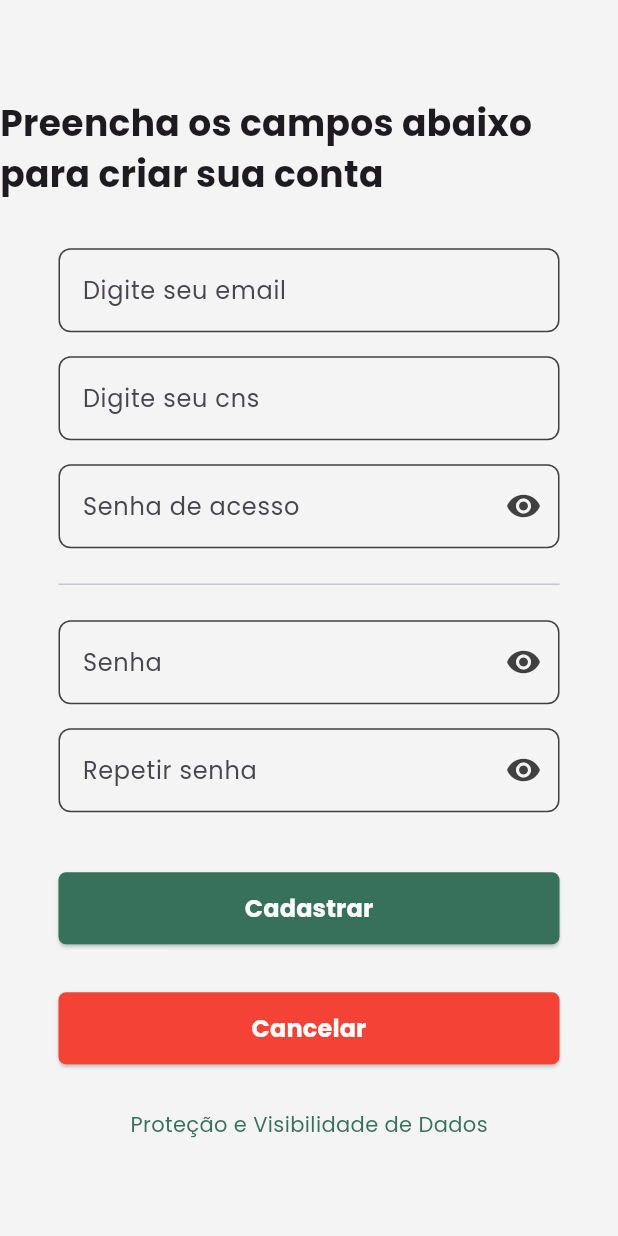
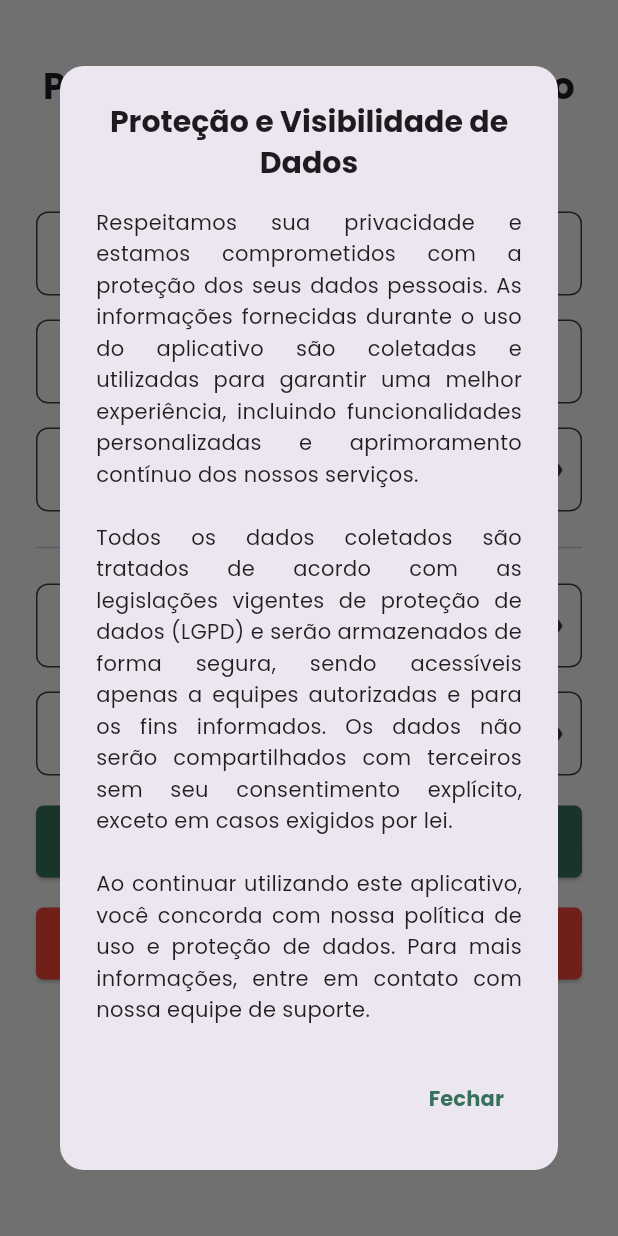
Before and after one commit to Apper-2024/reabilita-psocial, a Flutter app: the LoginPrimeiroAcesso screen opened by its route, after a tap on "Proteção e Visibilidade de Dados", on a phone screen of 412 x 824 dp. Run offline on Flutter 3.47's test engine with Material 3 defaults, Android fonts, the phone set to English and light mode, and no system bars; our stand-ins replace awesome_snackbar_content, camera, cloud_firestore, email_validator, firebase_auth, firebase_core and 5 more; accounts and stored records are empty; network calls fail.

Commit message:
senha e video

```diff
--- a/lib/screens/auth/login_primeiro_acesso.dart
+++ b/lib/screens/auth/login_primeiro_acesso.dart
@@ -8,6 +8,7 @@ import 'package:reabilita_social/utils/colors.dart';
 import 'package:reabilita_social/utils/snack/snack_erro.dart';
 import 'package:reabilita_social/utils/snack/snack_sucesso.dart';
 import 'package:reabilita_social/widgets/botao/botaoPrincipal.dart';
+import 'package:reabilita_social/widgets/protecao_dados.dart';
 import 'package:reabilita_social/widgets/text_field_custom.dart';
 
 class LoginPrimeiroAcesso extends StatefulWidget {
@@ -33,17 +34,31 @@ class _LoginPrimeiroAcessoState extends State<LoginPrimeiroAcesso> {
   Widget build(BuildContext context) {
     return Scaffold(
       backgroundColor: background,
-      body: Center(
+      body: SingleChildScrollView(
+        child: Center(
           child: Column(
             mainAxisAlignment: MainAxisAlignment.center,
+            crossAxisAlignment: CrossAxisAlignment.center,
             children: [
-            const Text(
+              const SizedBox(height: 40),
+              // Texto centralizado
+              const Padding(
+                padding: EdgeInsets.symmetric(horizontal: 24.0),
+                child: Text(
                   'Preencha os campos abaixo para criar sua conta',
-              style: TextStyle(fontFamily: 'Poppins', fontWeight: FontWeight.bold, fontSize: 24),
+                  textAlign: TextAlign.center,
+                  style: TextStyle(
+                    fontFamily: 'Poppins',
+                    fontWeight: FontWeight.bold,
+                    fontSize: 24,
+                  ),
+                ),
               ),
               const SizedBox(height: 33),
+
+              // Formulário com centralização
               Padding(
-              padding: const EdgeInsets.symmetric(horizontal: 39),
+                padding: const EdgeInsets.symmetric(horizontal: 24),
                 child: Form(
                   key: _formKey,
                   child: Column(
@@ -66,7 +81,7 @@ class _LoginPrimeiroAcessoState extends State<LoginPrimeiroAcesso> {
                       ),
                       const SizedBox(height: 16),
                       TextFieldCustom(
-                      tipoTexto: TextInputType.emailAddress,
+                        tipoTexto: TextInputType.number,
                         hintText: "ex. 123456789012345",
                         labelText: "Digite seu cns",
                         senha: false,
@@ -75,7 +90,6 @@ class _LoginPrimeiroAcessoState extends State<LoginPrimeiroAcesso> {
                           if (value == null || value.isEmpty) {
                             return 'Campo obrigatório';
                           }
-
                           return null;
                         },
                       ),
@@ -90,12 +104,13 @@ class _LoginPrimeiroAcessoState extends State<LoginPrimeiroAcesso> {
                           if (value == null || value.isEmpty) {
                             return 'Campo obrigatório';
                           }
-
                           return null;
                         },
                         suffixIcon: IconButton(
                           icon: Icon(
-                          verSenhaAcesso ? Icons.visibility : Icons.visibility_off,
+                            verSenhaAcesso
+                                ? Icons.visibility
+                                : Icons.visibility_off,
                             color: preto1,
                           ),
                           onPressed: () {
@@ -118,9 +133,8 @@ class _LoginPrimeiroAcessoState extends State<LoginPrimeiroAcesso> {
                           if (value == null || value.isEmpty) {
                             return 'Campo obrigatório';
                           }
-
                           if (value.length < 6) {
-                          return 'Senha deve possuir mais de 6 digitos!';
+                            return 'Senha deve possuir mais de 6 dígitos!';
                           }
                           return null;
                         },
@@ -147,15 +161,16 @@ class _LoginPrimeiroAcessoState extends State<LoginPrimeiroAcesso> {
                           if (value == null || value.isEmpty) {
                             return 'Campo obrigatório';
                           }
-
                           if (value.length < 6) {
-                          return 'Senha deve possuir mais de 6 digitos!';
+                            return 'Senha deve possuir mais de 6 dígitos!';
                           }
                           return null;
                         },
                         suffixIcon: IconButton(
                           icon: Icon(
-                          verRepetirSenha ? Icons.visibility : Icons.visibility_off,
+                            verRepetirSenha
+                                ? Icons.visibility
+                                : Icons.visibility_off,
                             color: preto1,
                           ),
                           onPressed: () {
@@ -166,36 +181,46 @@ class _LoginPrimeiroAcessoState extends State<LoginPrimeiroAcesso> {
                         ),
                       ),
                       const SizedBox(height: 20),
-                    const SizedBox(height: 20),
                       Botaoprincipal(
                         text: 'Cadastrar',
                         onPressed: () async {
                           try {
-                          if (senhaController.text != repetirSenhaController.text) {
+                            if (senhaController.text !=
+                                repetirSenhaController.text) {
                               snackErro(context, 'As senhas não são iguais');
                               return;
                             }
                             if (!_formKey.currentState!.validate()) {
-                            snackErro(context, 'Campos obrigatórios não preenchidos');
+                              snackErro(context,
+                                  'Campos obrigatórios não preenchidos');
                               return;
                             }
 
-                          GerenciaPacienteRepository gerencia = GerenciaPacienteRepository();
+                            GerenciaPacienteRepository gerencia =
+                                GerenciaPacienteRepository();
 
                             final paciente = await gerencia.verificaSenha(
-                              senhaAcessoController.text, emailController.text, cnsController.text);
+                                senhaAcessoController.text,
+                                emailController.text,
+                                cnsController.text);
 
-                          final pacient = paciente!['paciente'] as PacienteModel;
+                            final pacient =
+                                paciente!['paciente'] as PacienteModel;
                             final uid = paciente['uidColletion'];
 
-                          final user = await AuthRepository().criarUsuario(emailController.text, senhaController.text);
+                            final user = await AuthRepository().criarUsuario(
+                                emailController.text, senhaController.text);
 
-                          pacient.dadosPacienteModel.statusConta = EnumStatusConta.ativo.name;
-                          pacient.dadosPacienteModel.uidPaciente = user.user!.uid;
+                            pacient.dadosPacienteModel.statusConta =
+                                EnumStatusConta.ativo.name;
+                            pacient.dadosPacienteModel.uidPaciente =
+                                user.user!.uid;
 
-                          await gerencia.editarPaciente(pacient.dadosPacienteModel, uid.toString());
+                            await gerencia.editarPaciente(
+                                pacient.dadosPacienteModel, uid.toString());
 
-                          snackSucesso(context, "Sua conta foi criada com sucesso!, faça login para acessar");
+                            snackSucesso(context,
+                                "Sua conta foi criada com sucesso!, faça login para acessar");
                             Navigator.pop(context);
                           } catch (e) {
                             snackErro(context, e.toString());
@@ -203,7 +228,7 @@ class _LoginPrimeiroAcessoState extends State<LoginPrimeiroAcesso> {
                           }
                         },
                       ),
-                    const SizedBox(height: 32),
+                      const SizedBox(height: 20),
                       Botaoprincipal(
                         text: 'Cancelar',
                         cor: vermelho,
@@ -211,24 +236,28 @@ class _LoginPrimeiroAcessoState extends State<LoginPrimeiroAcesso> {
                           Navigator.pop(context);
                         },
                       ),
-                    const SizedBox(height: 30),
+                      const SizedBox(height: 20),
                     ],
                   ),
                 ),
               ),
               InkWell(
                 onTap: () {
-                print('Proteção e Visibilidade de Dados clicado');
+                  ProtecaoDialog.show(context);
                 },
                 child: const Text(
                   'Proteção e Visibilidade de Dados',
+                  textAlign: TextAlign.center,
                   style: TextStyle(
                     fontFamily: 'Poppins',
                     color: verde1,
+                    fontSize: 14,
                   ),
                 ),
               ),
+              const SizedBox(height: 20),
             ],
+          ),
         ),
       ),
     );
--- a/lib/widgets/bottomMenu/botom_menu_profissional.dart
+++ b/lib/widgets/bottomMenu/botom_menu_profissional.dart
@@ -38,7 +38,6 @@ class _BottomMenuProfissionalState extends State<BottomMenuProfissional> {
   @override
   Widget build(BuildContext context) {
     return Scaffold(
-      backgroundColor: Colors.white, // Substitua 'branco' por Colors.white
       body: PageView(
         physics: const NeverScrollableScrollPhysics(),
         controller: pc,
--- /dev/null
+++ b/lib/widgets/protecao_dados.dart
@@ -0,0 +1,59 @@
+import 'package:flutter/material.dart';
+import 'package:reabilita_social/utils/colors.dart';
+
+class ProtecaoDialog {
+  static void show(BuildContext context) {
+    showDialog(
+      context: context,
+      builder: (BuildContext context) {
+        return AlertDialog(
+          shape: RoundedRectangleBorder(
+            borderRadius: BorderRadius.circular(16.0),
+          ),
+          title: const Text(
+            "Proteção e Visibilidade de Dados",
+            style: TextStyle(
+              fontFamily: 'Poppins',
+              fontWeight: FontWeight.bold,
+              fontSize: 20,
+            ),
+            textAlign: TextAlign.center,
+          ),
+          content: const SingleChildScrollView(
+            child: Text(
+              "Respeitamos sua privacidade e estamos comprometidos com a proteção dos seus dados pessoais. "
+              "As informações fornecidas durante o uso do aplicativo são coletadas e utilizadas para garantir uma melhor experiência, "
+              "incluindo funcionalidades personalizadas e aprimoramento contínuo dos nossos serviços.\n\n"
+              "Todos os dados coletados são tratados de acordo com as legislações vigentes de proteção de dados (LGPD) e serão armazenados "
+              "de forma segura, sendo acessíveis apenas a equipes autorizadas e para os fins informados. "
+              "Os dados não serão compartilhados com terceiros sem seu consentimento explícito, exceto em casos exigidos por lei.\n\n"
+              "Ao continuar utilizando este aplicativo, você concorda com nossa política de uso e proteção de dados. Para mais informações, "
+              "entre em contato com nossa equipe de suporte.",
+              style: TextStyle(
+                fontFamily: 'Poppins',
+                fontSize: 14,
+                height: 1.5,
+                color: Colors.black87,
+              ),
+              textAlign: TextAlign.justify,
+            ),
+          ),
+          actions: [
+            TextButton(
+              onPressed: () {
+                Navigator.of(context).pop();
+              },
+              child: const Text(
+                "Fechar",
+                style: TextStyle(
+                  color: verde1,
+                  fontWeight: FontWeight.bold,
+                ),
+              ),
+            ),
+          ],
+        );
+      },
+    );
+  }
+}
--- a/pubspec.yaml
+++ b/pubspec.yaml
@@ -52,6 +52,7 @@ dependencies:
   uuid: ^4.5.1
   flutter_dotenv: ^5.2.1
   camera: ^0.11.0+2
+  video_player: ^2.9.2
 
 dev_dependencies:
   flutter_test:
@@ -70,6 +71,7 @@ flutter:
 
   # To add assets to your application, add an assets section, like this:
   assets:
+      - assets/video/PRP.mp4
 
 
   # An image asset can refer to one or more resolution-specific "variants", see
```
Also changed, not shown: lib/screens/auth/login.dart (+15 -11 lines), lib/screens/auth/resetar_senha.dart (added, +116 -0 lines), lib/screens/profissional/home.dart (+67 -4 lines), lib/screens/video.dart (added, +74 -0 lines), pubspec.lock, 2 other files. Lines whose indentation alone changed are shown as unchanged.
